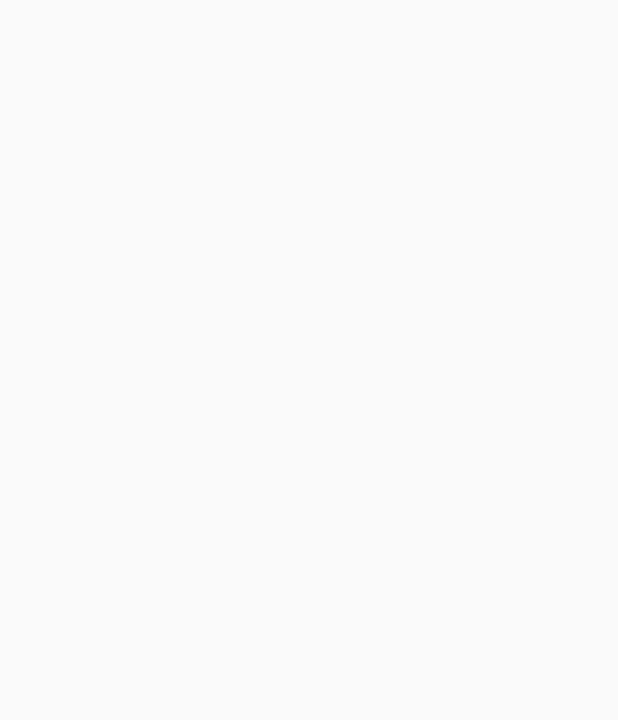
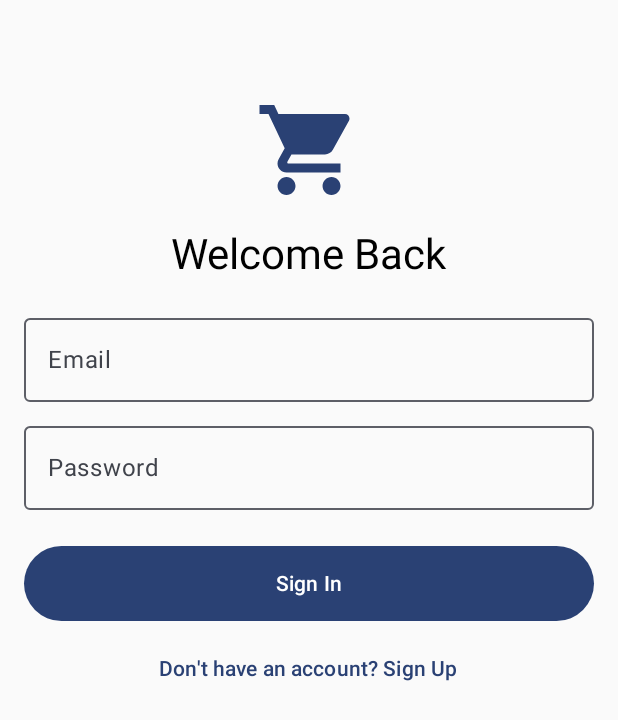
Before and after one commit to Prashanthreddy0123/S3253352, an Android app built with Jetpack Compose: the screen it shows after launch (MainActivity), on a phone screen of 412 x 824 dp. Before the commit the part shown is empty. Shown: the top 720 px of the screen. Run offline under Robolectric (Android 15) with nearby library versions, the phone set to English and light mode, and no system bars; our stand-ins replace Dagger/Hilt's generated code, Firebase (no records; nobody signed in at launch, a user with empty details on screens opened directly).

Commit message:
commit 3

```diff
--- a/app/src/main/java/uk/ac/tees/mad/estore/MainActivity.kt
+++ b/app/src/main/java/uk/ac/tees/mad/estore/MainActivity.kt
@@ -19,6 +19,7 @@ import androidx.navigation.compose.rememberNavController
 import androidx.navigation.navArgument
 import dagger.hilt.android.AndroidEntryPoint
 import uk.ac.tees.mad.estore.ui.screens.SplashScreen
+import uk.ac.tees.mad.estore.ui.screens.auth.AuthScreen
 import uk.ac.tees.mad.estore.ui.theme.EstoreTheme
 
 @AndroidEntryPoint
@@ -54,7 +55,7 @@ fun EstoreNavigation(
 ) {
     NavHost(navController = navController, startDestination = Screen.Splash.route) {
         composable(Screen.Splash.route) { SplashScreen(navController) }
-        composable(Screen.Auth.route) { }
+        composable(Screen.Auth.route) { AuthScreen(navController) }
         composable(Screen.Home.route) { }
         composable(
             Screen.ProductDetails.route,
--- /dev/null
+++ b/app/src/main/java/uk/ac/tees/mad/estore/di/AppModule.kt
@@ -0,0 +1,23 @@
+package uk.ac.tees.mad.estore.di
+
+import com.google.firebase.auth.FirebaseAuth
+import dagger.Module
+import dagger.Provides
+import dagger.hilt.InstallIn
+import dagger.hilt.components.SingletonComponent
+import uk.ac.tees.mad.estore.repository.AuthRepository
+import uk.ac.tees.mad.estore.repository.AuthRepositoryImpl
+import javax.inject.Singleton
+
+@Module
+@InstallIn(SingletonComponent::class)
+object AppModule {
+    @Provides
+    @Singleton
+    fun provideFirebaseAuth(): FirebaseAuth = FirebaseAuth.getInstance()
+
+    @Provides
+    @Singleton
+    fun provideAuthRepository(auth: FirebaseAuth): AuthRepository =
+        AuthRepositoryImpl(auth)
+}
--- /dev/null
+++ b/app/src/main/java/uk/ac/tees/mad/estore/ui/screens/auth/AuthScreen.kt
@@ -0,0 +1,178 @@
+package uk.ac.tees.mad.estore.ui.screens.auth
+
+import androidx.compose.foundation.layout.Box
+import androidx.compose.foundation.layout.Column
+import androidx.compose.foundation.layout.Spacer
+import androidx.compose.foundation.layout.fillMaxSize
+import androidx.compose.foundation.layout.fillMaxWidth
+import androidx.compose.foundation.layout.height
+import androidx.compose.foundation.layout.padding
+import androidx.compose.foundation.layout.size
+import androidx.compose.foundation.rememberScrollState
+import androidx.compose.foundation.text.KeyboardOptions
+import androidx.compose.foundation.verticalScroll
+import androidx.compose.material.icons.Icons
+import androidx.compose.material.icons.filled.ShoppingCart
+import androidx.compose.material3.Button
+import androidx.compose.material3.CircularProgressIndicator
+import androidx.compose.material3.Icon
+import androidx.compose.material3.MaterialTheme
+import androidx.compose.material3.OutlinedTextField
+import androidx.compose.material3.Text
+import androidx.compose.material3.TextButton
+import androidx.compose.runtime.Composable
+import androidx.compose.runtime.LaunchedEffect
+import androidx.compose.runtime.collectAsState
+import androidx.compose.runtime.getValue
+import androidx.compose.runtime.mutableStateOf
+import androidx.compose.runtime.remember
+import androidx.compose.runtime.setValue
+import androidx.compose.ui.Alignment
+import androidx.compose.ui.Modifier
+import androidx.compose.ui.text.input.ImeAction
+import androidx.compose.ui.text.input.KeyboardType
+import androidx.compose.ui.text.input.PasswordVisualTransformation
+import androidx.compose.ui.unit.dp
+import androidx.hilt.navigation.compose.hiltViewModel
+import androidx.navigation.NavHostController
+import uk.ac.tees.mad.estore.Screen
+
+@Composable
+fun AuthScreen(
+    navController: NavHostController,
+    viewModel: AuthViewModel = hiltViewModel()
+) {
+    val uiState by viewModel.uiState.collectAsState()
+    val authState by viewModel.authState.collectAsState()
+    var isSignUp by remember { mutableStateOf(false) }
+
+    LaunchedEffect(authState) {
+        when (authState) {
+            is AuthState.Success -> {
+                navController.navigate(Screen.Home.route) {
+                    popUpTo(Screen.Auth.route) { inclusive = true }
+                }
+            }
+            else -> Unit
+        }
+    }
+
+    Box(
+        modifier = Modifier
+            .fillMaxSize()
+            .padding(16.dp)
+    ) {
+        Column(
+            modifier = Modifier
+                .fillMaxWidth()
+                .verticalScroll(rememberScrollState()),
+            horizontalAlignment = Alignment.CenterHorizontally
+        ) {
+            Spacer(modifier = Modifier.height(48.dp))
+
+            // Logo and Title
+            Icon(
+                imageVector = Icons.Default.ShoppingCart,
+                contentDescription = null,
+                modifier = Modifier.size(72.dp),
+                tint = MaterialTheme.colorScheme.primary
+            )
+
+            Text(
+                text = if (isSignUp) "Create Account" else "Welcome Back",
+                style = MaterialTheme.typography.headlineMedium,
+                modifier = Modifier.padding(vertical = 16.dp)
+            )
+
+            // Email Field
+            OutlinedTextField(
+                value = uiState.email,
+                onValueChange = viewModel::onEmailChange,
+                label = { Text("Email") },
+                modifier = Modifier.fillMaxWidth(),
+                keyboardOptions = KeyboardOptions(
+                    keyboardType = KeyboardType.Email,
+                    imeAction = ImeAction.Next
+                ),
+                isError = uiState.emailError != null,
+                supportingText = uiState.emailError?.let { { Text(it) } }
+            )
+
+            Spacer(modifier = Modifier.height(8.dp))
+
+            // Password Field
+            OutlinedTextField(
+                value = uiState.password,
+                onValueChange = viewModel::onPasswordChange,
+                label = { Text("Password") },
+                modifier = Modifier.fillMaxWidth(),
+                keyboardOptions = KeyboardOptions(
+                    keyboardType = KeyboardType.Password,
+                    imeAction = if (isSignUp) ImeAction.Next else ImeAction.Done
+                ),
+                visualTransformation = PasswordVisualTransformation(),
+                isError = uiState.passwordError != null,
+                supportingText = uiState.passwordError?.let { { Text(it) } }
+            )
+
+            if (isSignUp) {
+                Spacer(modifier = Modifier.height(8.dp))
+
+                // Confirm Password Field
+                OutlinedTextField(
+                    value = uiState.confirmPassword,
+                    onValueChange = viewModel::onConfirmPasswordChange,
+                    label = { Text("Confirm Password") },
+                    modifier = Modifier.fillMaxWidth(),
+                    keyboardOptions = KeyboardOptions(
+                        keyboardType = KeyboardType.Password,
+                        imeAction = ImeAction.Done
+                    ),
+                    visualTransformation = PasswordVisualTransformation(),
+                    isError = uiState.confirmPasswordError != null,
+                    supportingText = uiState.confirmPasswordError?.let { { Text(it) } }
+                )
+            }
+
+            Spacer(modifier = Modifier.height(24.dp))
+
+            // Sign In/Up Button
+            Button(
+                onClick = { if (isSignUp) viewModel.signUp() else viewModel.signIn() },
+                modifier = Modifier
+                    .fillMaxWidth()
+                    .height(50.dp),
+                enabled = authState !is AuthState.Loading
+            ) {
+                if (authState is AuthState.Loading) {
+                    CircularProgressIndicator(
+                        modifier = Modifier.size(24.dp),
+                        color = MaterialTheme.colorScheme.onPrimary
+                    )
+                } else {
+                    Text(if (isSignUp) "Sign Up" else "Sign In")
+                }
+            }
+
+            // Toggle Sign In/Up
+            TextButton(
+                onClick = { isSignUp = !isSignUp },
+                modifier = Modifier.padding(vertical = 8.dp)
+            ) {
+                Text(
+                    if (isSignUp) "Already have an account? Sign In"
+                    else "Don't have an account? Sign Up"
+                )
+            }
+
+            // Error Message
+            if (authState is AuthState.Error) {
+                Text(
+                    text = (authState as AuthState.Error).message,
+                    color = MaterialTheme.colorScheme.error,
+                    modifier = Modifier.padding(vertical = 8.dp)
+                )
+            }
+        }
+    }
+}
--- /dev/null
+++ b/app/src/main/java/uk/ac/tees/mad/estore/ui/screens/auth/AuthViewModel.kt
@@ -0,0 +1,116 @@
+package uk.ac.tees.mad.estore.ui.screens.auth
+
+import android.util.Patterns
+import androidx.lifecycle.ViewModel
+import androidx.lifecycle.viewModelScope
+import com.google.firebase.auth.FirebaseUser
+import dagger.hilt.android.lifecycle.HiltViewModel
+import kotlinx.coroutines.flow.MutableStateFlow
+import kotlinx.coroutines.flow.asStateFlow
+import kotlinx.coroutines.flow.update
+import kotlinx.coroutines.launch
+import uk.ac.tees.mad.estore.repository.AuthRepository
+import javax.inject.Inject
+
+@HiltViewModel
+class AuthViewModel @Inject constructor(
+    private val repository: AuthRepository
+) : ViewModel() {
+    private val _authState = MutableStateFlow<AuthState>(AuthState.Initial)
+    val authState = _authState.asStateFlow()
+
+    private val _uiState = MutableStateFlow(AuthUiState())
+    val uiState = _uiState.asStateFlow()
+
+    fun onEmailChange(email: String) {
+        _uiState.update { it.copy(email = email) }
+    }
+
+    fun onPasswordChange(password: String) {
+        _uiState.update { it.copy(password = password) }
+    }
+
+    fun onConfirmPasswordChange(confirmPassword: String) {
+        _uiState.update { it.copy(confirmPassword = confirmPassword) }
+    }
+
+    fun signIn() {
+        if (!validateSignInForm()) return
+
+        viewModelScope.launch {
+            _authState.value = AuthState.Loading
+            val result = repository.signIn(
+                _uiState.value.email,
+                _uiState.value.password
+            )
+            _authState.value = when {
+                result.isSuccess -> AuthState.Success(result.getOrNull()!!)
+                result.isFailure -> AuthState.Error(result.exceptionOrNull()?.message ?: "Unknown error")
+                else -> AuthState.Error("Unknown error")
+            }
+        }
+    }
+
+    fun signUp() {
+        if (!validateSignUpForm()) return
+
+        viewModelScope.launch {
+            _authState.value = AuthState.Loading
+            val result = repository.signUp(
+                _uiState.value.email,
+                _uiState.value.password
+            )
+            _authState.value = when {
+                result.isSuccess -> AuthState.Success(result.getOrNull()!!)
+                result.isFailure -> AuthState.Error(result.exceptionOrNull()?.message ?: "Unknown error")
+                else -> AuthState.Error("Unknown error")
+            }
+        }
+    }
+
+    private fun validateSignInForm(): Boolean {
+        val emailError = if (_uiState.value.email.isEmpty()) "Email is required"
+        else if (!Patterns.EMAIL_ADDRESS.matcher(_uiState.value.email).matches()) "Invalid email"
+        else null
+
+        val passwordError = if (_uiState.value.password.isEmpty()) "Password is required"
+        else if (_uiState.value.password.length < 6) "Password must be at least 6 characters"
+        else null
+
+        _uiState.update {
+            it.copy(emailError = emailError, passwordError = passwordError)
+        }
+
+        return emailError == null && passwordError == null
+    }
+
+    private fun validateSignUpForm(): Boolean {
+        val basicValidation = validateSignInForm()
+        val confirmPasswordError = if (_uiState.value.password != _uiState.value.confirmPassword) {
+            "Passwords don't match"
+        } else null
+
+        _uiState.update {
+            it.copy(confirmPasswordError = confirmPasswordError)
+        }
+
+        return basicValidation && confirmPasswordError == null
+    }
+}
+
+data class AuthUiState(
+    val email: String = "",
+    val password: String = "",
+    val confirmPassword: String = "",
+    val emailError: String? = null,
+    val passwordError: String? = null,
+    val confirmPasswordError: String? = null,
+    val isSignUp: Boolean = false
+)
+
+sealed class AuthState {
+    object Initial : AuthState()
+    object Loading : AuthState()
+    data class Success(val user: FirebaseUser) : AuthState()
+    data class Error(val message: String) : AuthState()
+}
```
